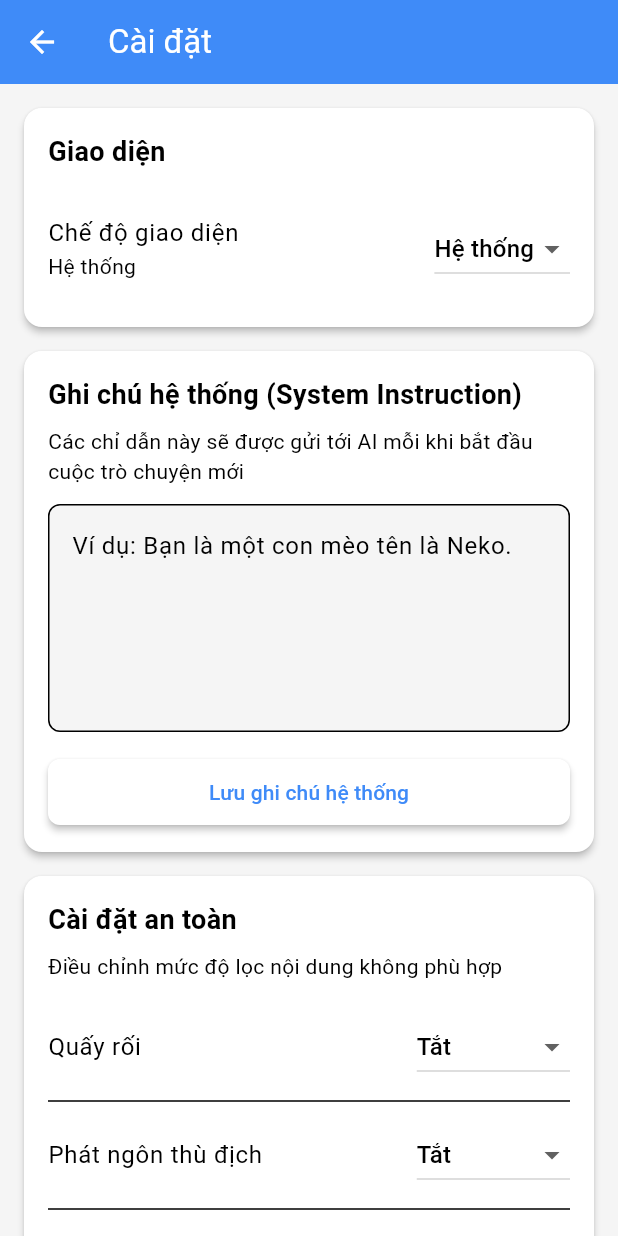
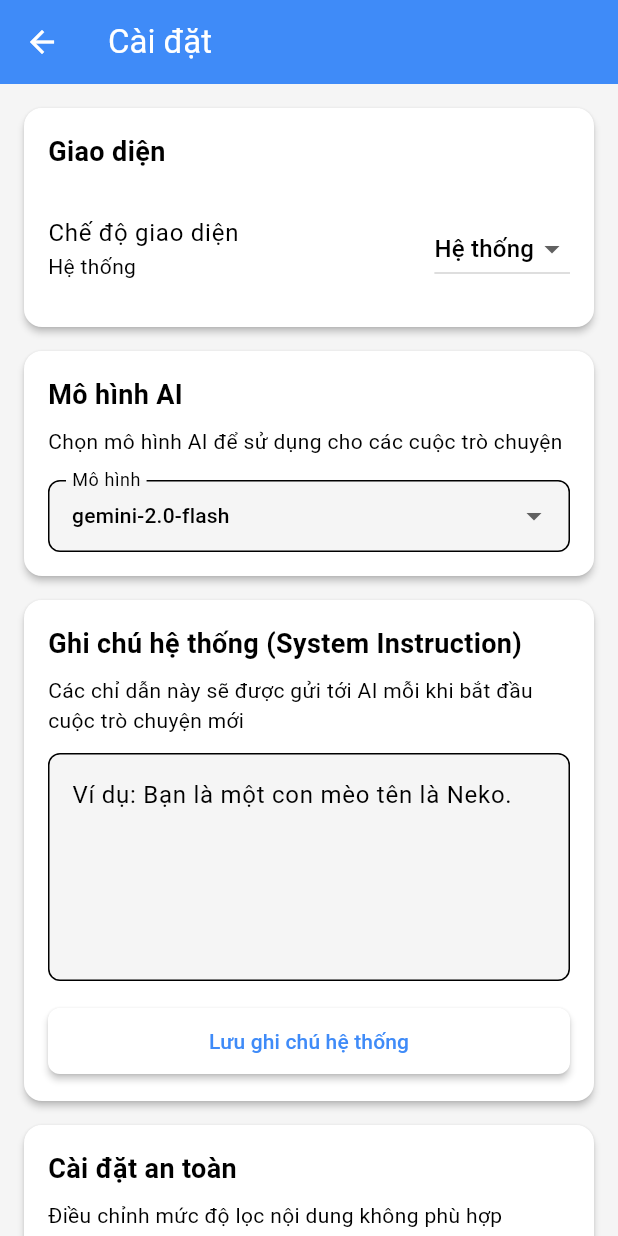
Before and after one commit to NguyenHuynhPhuVinh-TomiSakae/BubbleChatAI, a Flutter app: the SettingsScreen screen opened directly with empty values, on a phone screen of 412 x 824 dp. Run offline on Flutter 3.47's test engine with Material 3 defaults, Android fonts, the phone set to English and light mode, and no system bars; our stand-ins replace flutter_markdown, google_generative_ai, image_picker, shared_preferences; missing offline and left inert: markdown; accounts and stored records are empty.

Commit message:
Thêm cài đặt mô hình AI

```diff
--- a/lib/screens/settings_screen.dart
+++ b/lib/screens/settings_screen.dart
@@ -180,6 +180,83 @@ class _SettingsScreenState extends State<SettingsScreen> {
                                   ),
                                 ],
                               ),
+                            ),
+                          ],
+                        ),
+                      ),
+                    ),
+
+                    // Phần Model Selection (Chọn mô hình)
+                    Card(
+                      elevation: 2,
+                      margin: const EdgeInsets.only(bottom: 16),
+                      child: Padding(
+                        padding: const EdgeInsets.all(16.0),
+                        child: Column(
+                          crossAxisAlignment: CrossAxisAlignment.start,
+                          children: [
+                            const Text(
+                              'Mô hình AI',
+                              style: TextStyle(
+                                fontSize: 18,
+                                fontWeight: FontWeight.bold,
+                              ),
+                            ),
+                            const SizedBox(height: 8),
+                            const Text(
+                              'Chọn mô hình AI để sử dụng cho các cuộc trò chuyện',
+                              style: TextStyle(fontSize: 14),
+                            ),
+                            const SizedBox(height: 16),
+                            DropdownButtonFormField<String>(
+                              value: widget.aiService.getCurrentModel(),
+                              isExpanded: true,
+                              decoration: InputDecoration(
+                                labelText: 'Mô hình',
+                                border: OutlineInputBorder(
+                                  borderRadius: BorderRadius.circular(8),
+                                ),
+                                contentPadding: const EdgeInsets.symmetric(
+                                  horizontal: 12,
+                                  vertical: 8,
+                                ),
+                              ),
+                              onChanged: (String? newModel) async {
+                                if (newModel != null) {
+                                  setState(() {
+                                    _isLoading = true;
+                                  });
+
+                                  try {
+                                    await widget.aiService.updateModel(newModel);
+                                    if (mounted) {
+                                      ScaffoldMessenger.of(context).showSnackBar(
+                                        const SnackBar(content: Text('Đã thay đổi mô hình AI')),
+                                      );
+                                    }
+                                  } catch (e) {
+                                    if (mounted) {
+                                      ScaffoldMessenger.of(context).showSnackBar(
+                                        SnackBar(content: Text('Lỗi: $e')),
+                                      );
+                                    }
+                                  }
+
+                                  setState(() {
+                                    _isLoading = false;
+                                  });
+                                }
+                              },
+                              items: widget.aiService.getAvailableModels().map((model) {
+                                return DropdownMenuItem<String>(
+                                  value: model,
+                                  child: Text(
+                                    model,
+                                    style: const TextStyle(fontSize: 14),
+                                    overflow: TextOverflow.ellipsis,
+                                  ),
+                                );
+                              }).toList(),
                             ),
                           ],
                         ),
--- a/lib/utils/ai_service.dart
+++ b/lib/utils/ai_service.dart
@@ -14,6 +14,7 @@ class AiService {
   ChatHistory? _currentChatHistory;
   String? _systemInstructionText;
   Map<String, String> _safetySettings = {};
+  String _currentModelName = 'gemini-2.0-flash';
 
   // Thêm cache cho ảnh
   final Map<String, String> _imageCache = {};
@@ -22,6 +23,18 @@ class AiService {
     _initializeModel();
     _prepareImageDirectory();
   }
+
+  // Thêm danh sách các mô hình có sẵn
+  static const List<String> availableModels = [
+    'gemini-2.0-flash',
+    'gemini-2.0-flash-lite',
+    'gemini-2.0-pro-exp-02-05',
+    'gemini-2.0-flash-thinking-exp-01-21',
+    'gemini-2.0-flash-exp',
+    'gemini-1.5-pro',
+    'gemini-1.5-flash',
+    'gemini-1.5-flash-8b',
+  ];
 
   SafetySetting _convertSafetySetting(String category, String level) {
     HarmCategory harmCategory;
@@ -83,6 +96,9 @@ class AiService {
       // Lấy cài đặt an toàn từ Preferences
       _safetySettings = await Preferences.getSafetySettings();
 
+      // Lấy tên mô hình từ Preferences
+      _currentModelName = await Preferences.getModelName();
+
       // Chuyển đổi cài đặt an toàn thành danh sách SafetySetting
       final safetySettingsList = _safetySettings.entries.map((entry) =>
         _convertSafetySetting(entry.key, entry.value)
@@ -94,7 +110,7 @@ class AiService {
         final systemInstruction = Content.text(_systemInstructionText!);
 
         _model = GenerativeModel(
-          model: 'gemini-2.0-flash',
+          model: _currentModelName,  // Sử dụng mô hình được chọn
           apiKey: apiKey,
           systemInstruction: systemInstruction,
           safetySettings: safetySettingsList,
@@ -108,7 +124,7 @@ class AiService {
         );
       } else {
         _model = GenerativeModel(
-          model: 'gemini-2.0-flash',
+          model: _currentModelName,  // Sử dụng mô hình được chọn
           apiKey: apiKey,
           safetySettings: safetySettingsList,
           generationConfig: GenerationConfig(
@@ -179,7 +195,7 @@ class AiService {
         final systemInstruction = Content.text(chatHistory.systemInstruction!);
 
         final tempModel = GenerativeModel(
-          model: 'gemini-2.0-flash',
+          model: _currentModelName,
           apiKey: apiKey,
           systemInstruction: systemInstruction,
           safetySettings: _safetySettings.entries.map((entry) =>
@@ -489,4 +505,25 @@ class AiService {
   Future<bool> hasCurrentChatHistory() async {
     return _currentChatHistory != null;
   }
+
+  // Thêm phương thức cập nhật mô hình
+  Future<void> updateModel(String modelName) async {
+    if (!availableModels.contains(modelName)) {
+      throw Exception('Mô hình không hợp lệ');
+    }
+    await Preferences.saveModelName(modelName);
+    _currentModelName = modelName;
+    _isInitialized = false;
+    await _initializeModel();
+  }
+
+  // Thêm phương thức lấy tên mô hình hiện tại
+  String getCurrentModel() {
+    return _currentModelName;
+  }
+
+  // Thêm phương thức lấy danh sách mô hình có sẵn
+  List<String> getAvailableModels() {
+    return List<String>.from(availableModels);
+  }
 }
--- a/lib/utils/preferences.dart
+++ b/lib/utils/preferences.dart
@@ -7,6 +7,7 @@ class Preferences {
   static const String chatHistoryKey = 'chat_history';
   static const String systemInstructionKey = 'system_instruction';
   static const String safetySettingsKey = 'safety_settings';
+  static const String modelNameKey = 'model_name';
 
   static Future<void> saveApiKey(String apiKey) async {
     final prefs = await SharedPreferences.getInstance();
@@ -26,6 +27,16 @@ class Preferences {
   static Future<String?> getSystemInstruction() async {
     final prefs = await SharedPreferences.getInstance();
     return prefs.getString(systemInstructionKey);
+  }
+
+  static Future<void> saveModelName(String modelName) async {
+    final prefs = await SharedPreferences.getInstance();
+    await prefs.setString(modelNameKey, modelName);
+  }
+
+  static Future<String> getModelName() async {
+    final prefs = await SharedPreferences.getInstance();
+    return prefs.getString(modelNameKey) ?? 'gemini-2.0-flash';
   }
 
   static Future<void> saveSafetySettings(Map<String, String> settings) async {
```
